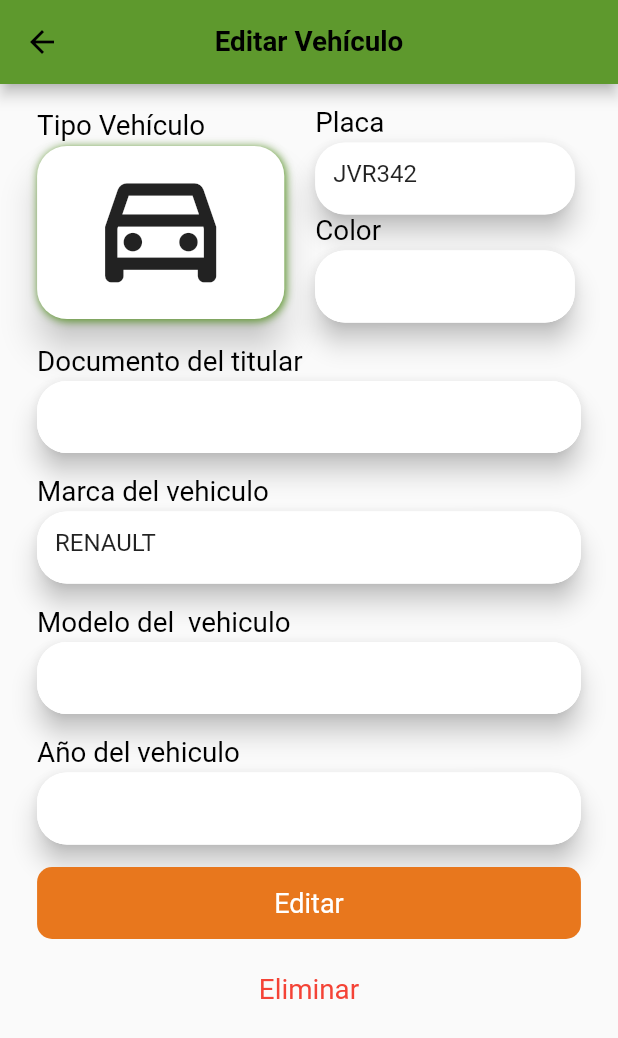
After one commit to paDonde6946/pa_donde_app, a Flutter app: the VehiculoPag screen opened directly, after a tap on "JVR342", on a phone screen of 412 x 824 dp. The commit adds this screen. Shown: the top 1038 px of the screen. Run offline on Flutter 3.47's test engine with Material 2 defaults, Android fonts, the phone set to English and light mode, and no system bars; our stand-ins replace animate_do, bloc, curved_navigation_bar, dio, flutter_bloc, flutter_secure_storage and 4 more; missing offline and left inert: custom_navigator, polyline_do; accounts and stored records are empty; network calls fail.

Commit message:
Avance editar vehiculos y editar perfil

```diff
--- a/lib/routes/routes.dart
+++ b/lib/routes/routes.dart
@@ -3,6 +3,7 @@ import 'package:pa_donde_app/ui/pages/acceso_gps_pag.dart';
 import 'package:pa_donde_app/ui/pages/agregar_vehiculo_pag.dart';
 import 'package:pa_donde_app/ui/pages/cargando_gps_pag.dart';
 import 'package:pa_donde_app/ui/pages/editar_perfil_pag.dart';
+import 'package:pa_donde_app/ui/pages/editar_vehiculo_pag.dart';
 
 //------------------IMPORTACIONES LOCALES------------------------------
 import 'package:pa_donde_app/ui/pages/inicio_pag.dart';
@@ -23,6 +24,7 @@ Map<String, WidgetBuilder> generarRutas() {
     'ruta': (_) => RutaPag(),
     'accesoGPS': (_) => AccesoGPSPag(),
     'cargandpGPS': (_) => CargandoGPSPag(),
+    'editarVehiculo': (_) => EditarVehiculo(),
   };
 
   return _rutas;
--- a/lib/ui/global_widgets/button/boton_anaranja.dart
+++ b/lib/ui/global_widgets/button/boton_anaranja.dart
@@ -10,7 +10,9 @@ class BtnAnaranja extends StatelessWidget {
   @override
   Widget build(BuildContext context) {
     /// Crear un boton de color anaranjado personalizado
-    return Container(
+    return
+
+    Container(
       decoration: BoxDecoration(
         borderRadius: BorderRadius.circular(10),
         color: Theme.of(context).primaryColorLight,
--- /dev/null
+++ b/lib/ui/global_widgets/forms/editar_vehiculo_form.dart
@@ -0,0 +1,368 @@
+import 'package:flutter/material.dart';
+
+//------------------IMPORTACIONES LOCALES------------------------------
+
+import 'package:pa_donde_app/data/models/vehiculo_modelo.dart';
+
+import 'package:pa_donde_app/ui/global_widgets/button/boton_anaranja.dart';
+import 'package:pa_donde_app/ui/global_widgets/inputs/input_form_redondo.dart'
+    as input_redondo;
+
+import 'package:pa_donde_app/ui/global_widgets/inputs/input_form_elevado.dart'
+    as input_elevado;
+import 'package:pa_donde_app/ui/global_widgets/text/formulario_texto.dart';
+
+import 'package:pa_donde_app/ui/utils/validaciones_generales.dart'
+    as validaciones_generales;
+//---------------------------------------------------------------------
+
+class FormEditarVehiulo extends StatefulWidget {
+
+  Vehiculo? _vehiculo;
+  FormEditarVehiulo({Key? key,@required Vehiculo? vehiculo}) {_vehiculo = vehiculo;}
+
+  @override
+  State<FormEditarVehiulo> createState() => _FormEditarVehiuloState(_vehiculo!); //
+}
+
+class _FormEditarVehiuloState extends State<FormEditarVehiulo> {
+  Vehiculo? _vehiculo;
+  final keyForm = GlobalKey<FormState>();
+  final keySnackbar = GlobalKey<ScaffoldState>();
+  String conContrasenia = "";
+
+  // CONTROLADORES DE CADA INPUT
+  TextEditingController inputControllerPlaca = TextEditingController();
+  TextEditingController inputControllerColor = TextEditingController();
+  TextEditingController inputControllerDocTitular = TextEditingController();
+  TextEditingController inputControllerMarca = TextEditingController();
+  TextEditingController inputControllerModelo = TextEditingController();
+  TextEditingController inputControllerAnio = TextEditingController();
+
+  final styleInput = const TextStyle(height: 0.4);
+  bool color = false;
+
+    _FormEditarVehiuloState(Vehiculo vehiculo){
+    _vehiculo = vehiculo;
+  }
+
+  // print(_vehiculo.placa);
+  @override
+  Widget build(BuildContext context) {
+    final size = MediaQuery.of(context).size;
+
+    // Espacio entre cada input
+    const tamanioSeparador = 15.0;
+    // Formulario del registro del usuario
+    return Form(
+      key: keyForm,
+      child: Container(
+        padding: EdgeInsets.symmetric(horizontal: size.width * 0.06),
+        child: Column(
+          children: [
+            const SizedBox(height: tamanioSeparador),
+            _tipoPlacaColor(),
+            const SizedBox(height: tamanioSeparador),
+            _nombreLabel(_generalMaterial(_crearDocumentoTitular(_vehiculo!)),
+                'Documento del titular'),
+            const SizedBox(height: tamanioSeparador),
+            _nombreLabel(_generalMaterial(_crearMarca(_vehiculo!)), "Marca del vehiculo"),
+            const SizedBox(height: tamanioSeparador),
+            _nombreLabel(
+                _generalMaterial(_crearModelo(_vehiculo!)), "Modelo del  vehiculo"),
+            const SizedBox(height: tamanioSeparador),
+            _nombreLabel(_generalMaterial(_crearAnio(_vehiculo!)), "Año del vehiculo"),
+            const SizedBox(height: tamanioSeparador),
+            SizedBox(width: size.width * 1, child: _crearBotonEditar(_vehiculo!)),
+            // const SizedBox(height: tamanioSeparador),
+            SizedBox(
+                width: size.width * 1, child: _crearBotonEliminar(_vehiculo!)),
+          ],
+        ),
+      ),
+    );
+  }
+
+  /// Método auxiliar que  ayuda a validar todos los campos del registro
+  void _validarFormulario(Vehiculo vehiculo) async {
+    // Verfica que todos los campos del formulario esten completos
+    // if (!keyForm.currentState!.validate()) {
+    //   customShapeSnackBar(
+    //       context: context,
+    //       titulo: "Recuerda que todos los campos son obligatorios");
+    //   return;
+    // }
+    // Verifica que las contraseñas coincidan
+    // if (inputControllerContrasenia.text != inputControllerConContrasenia.text) {
+    //   customShapeSnackBar(
+    //       context: context, titulo: 'Las contraseñas no coinciden');
+    //   return;
+    // }
+
+    // if (!validaciones_generales
+    //     .validarEmailDominio(inputControllerCorreo.text.trim())) {
+    //   customShapeSnackBar(
+    //       context: context,
+    //       titulo: "Solo se permiten correos de la universidad");
+    //   return;
+    // }
+
+    // mostrarShowDialogCargando(context: context, titulo: 'REGISTRANDOTE');
+    // await Future.delayed(const Duration(seconds: 1));
+    // Navigator.pop(context);
+
+    // UsuarioServicio usuarioServicio = UsuarioServicio();
+    // AutenticacionServicio autenticacionServicio = AutenticacionServicio();
+    // final Usuario? response =
+    //     await usuarioServicio.crearUsuarioServicio(usuario);
+    // // Si todo esta bien redirige a la siguiente página
+    // keyForm.currentState!.save();
+
+    // mostrarShowDialogCargando(context: context, titulo: 'REGISTRO EXITO');
+    // await Future.delayed(const Duration(seconds: 1));
+    // Navigator.pop(context);
+    // autenticacionServicio.usuarioServiciosActual = response!;
+    // Navigator.pushReplacementNamed(context, 'inicio');
+  }
+
+  /*____________________________________________________________*/
+  // CREACIÓN DE LOS CAMPOS DEL FORMULARIO
+  /*____________________________________________________________*/
+
+  Widget _tipoPlacaColor() {
+    final size = MediaQuery.of(context).size;
+    return Row(
+      children: [
+        Container(
+            width: size.width * 0.45,
+            child: _nombreLabel(_crearTipoVehiculo(), 'Tipo Vehículo')),
+        Column(
+          children: [
+            Container(
+                width: size.width * 0.42,
+                child: _nombreLabel(
+                    _generalMaterial(_crearPlaca(_vehiculo!)), 'Placa')),
+            Container(
+                width: size.width * 0.42,
+                child: _nombreLabel(
+                    _generalMaterial(_crearColor(_vehiculo!)), 'Color')),
+          ],
+        ),
+      ],
+    );
+  }
+
+  Widget _crearTipoVehiculo() {
+    const double redondo = 20;
+    return Row(
+      children: [
+        GestureDetector(
+            onTap: () {
+              color = false;
+              setState(() {});
+            },
+            child: _cardVehiculo(redondo)),
+        const SizedBox(width: 20),
+        // GestureDetector(
+        //     onTap: () {
+        //       color = true;
+        //       setState(() {});
+        //     },
+        //     child: _cardMoto(redondo)),
+      ],
+    );
+  }
+
+  Widget _cardVehiculo(double redondo) {
+    final size = MediaQuery.of(context).size;
+
+    return Material(
+      elevation: 10,
+      borderRadius: BorderRadius.all(Radius.circular(redondo)),
+      child: Container(
+        child: Icon(Icons.drive_eta_outlined, size: size.width * 0.24),
+        height: size.height * 0.14,
+        width: size.width * 0.4,
+        decoration: BoxDecoration(
+            boxShadow: [
+              BoxShadow(
+                color: !color
+                    ? Theme.of(context).primaryColor
+                    : Colors.transparent,
+                offset: const Offset(1.0, 1.0), //(x,y)
+                blurRadius: 4.0,
+              ),
+            ],
+            color: Colors.white,
+            borderRadius: BorderRadius.all(Radius.circular(redondo))),
+      ),
+    );
+  }
+
+  // Widget _cardMoto(double redondo) {
+  //   final size = MediaQuery.of(context).size;
+
+  //   return Material(
+  //     elevation: 10,
+  //     borderRadius: BorderRadius.all(Radius.circular(redondo)),
+  //     child: Container(
+  //       child: Icon(Icons.motorcycle_rounded, size: size.width * 0.24),
+  //       height: size.height * 0.13,
+  //       width: size.width * 0.4,
+  //       decoration: BoxDecoration(
+  //           boxShadow: [
+  //             BoxShadow(
+  //               color:
+  //                   color ? Theme.of(context).primaryColor : Colors.transparent,
+  //               offset: const Offset(1.0, 1.0), //(x,y)
+  //               blurRadius: 9.0,
+  //             ),
+  //           ],
+  //           color: Colors.white,
+  //           borderRadius: BorderRadius.all(Radius.circular(redondo))),
+  //     ),
+  //   );
+  // }
+
+  Widget _generalMaterial(Widget widget) {
+    return Material(
+      elevation: 7,
+      borderRadius: const BorderRadius.all(Radius.circular(20)),
+      child: widget,
+    );
+  }
+
+  Widget _nombreLabel(Widget widget, String texto) {
+    return Column(
+      crossAxisAlignment: CrossAxisAlignment.start,
+      children: [
+        textoRegular(texto: texto, context: context),
+        const SizedBox(height: 2),
+        widget
+      ],
+    );
+  }
+
+  ///  Input - Campo de la Placa del Vehiculo
+  Widget _crearPlaca(Vehiculo vehiculo) {
+    print(vehiculo.tipoVehiculo);
+    return TextFormField(
+      initialValue: vehiculo.placa,
+      style: styleInput,
+      decoration:
+          input_elevado.inputDecorationElevado('', '', context, Colors.white),
+      onSaved: (value) => vehiculo.placa = value,
+      onChanged: (value) => vehiculo.placa = value,
+      validator: (value) =>
+          (value!.isEmpty) ? 'Es Obligatorio este campo' : null,
+    );
+  }
+
+  ///  Input - Campo del color del vehiculo
+  Widget _crearColor(Vehiculo vehiculo) {
+    return TextFormField(
+      initialValue: vehiculo.color,
+      style: styleInput,
+      decoration:
+          input_redondo.inputDecorationRedondo('', '', context, Colors.white),
+      onSaved: (value) => vehiculo.color = value,
+      onChanged: (value) => vehiculo.color = value,
+      validator: (value) =>
+          (value!.isEmpty) ? 'Es Obligatorio este campo' : null,
+    );
+  }
+
+  /// Input - Campo número de cedula del titular del vehiculo
+  Widget _crearDocumentoTitular(Vehiculo vehiculo) {
+    return TextFormField(
+      initialValue: vehiculo.documentoTitular,
+      style: styleInput,
+      onSaved: (value) => vehiculo.documentoTitular = int.parse(value!),
+      onChanged: (value) => vehiculo.documentoTitular = int.parse(value),
+      keyboardType: TextInputType.number,
+      decoration:
+          input_redondo.inputDecorationRedondo('', '', context, Colors.white),
+      validator: (value) => (validaciones_generales.isNumber(value!))
+          ? null
+          : 'Solo se perminten números',
+    );
+  }
+
+  /// Input - Campo de la marca del vehiculo
+  Widget _crearMarca(Vehiculo vehiculo) {
+    return TextFormField(
+      initialValue: vehiculo.marca,
+      style: styleInput,
+      keyboardType: TextInputType.text,
+      decoration:
+          input_redondo.inputDecorationRedondo('', '', context, Colors.white),
+      onSaved: (value) => vehiculo.marca = value,
+      onChanged: (value) => vehiculo.marca = value,
+      validator: (value) => (validaciones_generales.validarEmail(value) ||
+              !validaciones_generales.validarEmailDominio(value))
+          ? 'El correo ingresado no es valido'
+          : null,
+    );
+  }
+
+  /// Input - Campo del modelo del vehiculo
+  Widget _crearModelo(Vehiculo vehiculo) {
+    return TextFormField(
+      initialValue: vehiculo.modelo,
+      style: styleInput,
+      scrollPadding: const EdgeInsets.all(1),
+      obscureText: true,
+      onSaved: (value) => vehiculo.modelo = value,
+      onChanged: (value) => vehiculo.modelo = value,
+      decoration:
+          input_redondo.inputDecorationRedondo('', '', context, Colors.white),
+      validator: (value) =>
+          (value!.isEmpty) ? 'El correo ingresado no es valido' : null,
+    );
+  }
+
+  /// Input - Campo del año del vehiculo
+  Widget _crearAnio(Vehiculo vehiculo) {
+    return TextFormField(
+      initialValue: vehiculo.anio,
+      style: styleInput,
+      scrollPadding: const EdgeInsets.all(1),
+      obscureText: true,
+      onChanged: (value) => conContrasenia = value,
+      decoration:
+          input_redondo.inputDecorationRedondo('', '', context, Colors.white),
+      validator: (value) => (value!.isEmpty) ? 'El digito no es valido' : null,
+    );
+  }
+
+  ///_____________________________________________________________________
+
+  // Se crea el boton registro que es el encargado de validar la información y redirigir a la siguiente página
+  Widget _crearBotonEditar(Vehiculo vehiculo) {
+    final size = MediaQuery.of(context).size;
+    return Container(
+      child: BtnAnaranja(
+          function: () => _validarFormulario(vehiculo), titulo: 'Editar'),
+    );
+  }
+
+  Widget _crearBotonEliminar(Vehiculo vehiculo) {
+    final size = MediaQuery.of(context).size;
+    return Container(
+      decoration: BoxDecoration(
+        borderRadius: BorderRadius.circular(10),
+        color: Colors.transparent,
+      ),
+      width: 150,
+      // margin: const EdgeInsets.only(bottom: 10),
+      child: IconButton(
+        icon: Text(
+          'Eliminar',
+          style: TextStyle(fontSize: size.width * 0.045, color: Colors.red),
+        ),
+        color: Colors.black87,
+        onPressed: () {},
+      ),
+    );
+  }
+}
--- a/lib/ui/global_widgets/widgets/card_vehiculo_widget.dart
+++ b/lib/ui/global_widgets/widgets/card_vehiculo_widget.dart
@@ -2,6 +2,9 @@ import 'package:flutter/material.dart';
 
 //------------------IMPORTACIONES LOCALES------------------------------
 import 'package:pa_donde_app/ui/global_widgets/widgets/card_background_widget.dart';
+import 'package:pa_donde_app/ui/helpers/helpers.dart';
+import 'package:pa_donde_app/ui/pages/agregar_vehiculo_pag.dart';
+import 'package:pa_donde_app/ui/pages/editar_vehiculo_pag.dart';
 //---------------------------------------------------------------------
 
 class CardVehiculo extends StatelessWidget {
@@ -46,6 +49,7 @@ class CardVehiculo extends StatelessWidget {
                     color: color, fontSize: 16, fontWeight: FontWeight.bold),
               )
             ],
-        ));
+          ),
+    );
   }
 }
--- /dev/null
+++ b/lib/ui/pages/editar_vehiculo_pag.dart
@@ -0,0 +1,55 @@
+import 'package:flutter/material.dart';
+import 'package:pa_donde_app/data/models/vehiculo_modelo.dart';
+import 'package:pa_donde_app/ui/global_widgets/forms/editar_vehiculo_form.dart';
+
+class EditarVehiculo extends StatelessWidget {
+  final Vehiculo? vehiculo;
+  EditarVehiculo({@required vehiculo}):vehiculo = vehiculo;
+  @override
+  Widget build(BuildContext context) {
+    return Scaffold(
+      appBar: appBar(context),
+      body: SafeArea(
+        child: ListView(
+          children: [FormEditarVehiulo(vehiculo: vehiculo,)],
+        ),
+      ),
+    );
+  }
+
+  /// Encabezado de la pagina de registro del usuario (AppBar Modificado)
+  // Widget _crearAppBar() {
+  //   final size = MediaQuery.of(context).size;
+  //   return Container(
+  //     height: 80,
+  //     color: Theme.of(context).primaryColor,
+  //     child: Row(
+  //       mainAxisAlignment: MainAxisAlignment.center,
+  //       children: [
+  //         Icon(
+  //           Icons.directions_bike,
+  //           size: size.width * 0.2,
+  //         ),
+  //         Text(
+  //           "Editar Vehículo",
+  //           style: TextStyle(fontSize: size.width * 0.045),
+  //         ),
+  //       ],
+  //     ),
+  //   );
+  // }
+
+  /// Encabezado de la pagina
+  PreferredSizeWidget appBar(BuildContext context) {
+    final size = MediaQuery.of(context).size;
+    return AppBar(
+        centerTitle: true,
+        foregroundColor: Colors.black,
+        backgroundColor: Theme.of(context).primaryColor,
+        title: Text(
+          "Editar Vehículo",
+          style: TextStyle(
+              fontSize: size.width * 0.045, fontWeight: FontWeight.bold),
+        ));
+  }
+}
--- a/lib/ui/pages/perfil_pag.dart
+++ b/lib/ui/pages/perfil_pag.dart
@@ -95,11 +95,11 @@ class _PerfilPagState extends State<PerfilPag> {
       children: [
         IconButton(
             onPressed: () {},
-            icon: Icon(Icons.arrow_back, size: size.width * 0.06)),
+            icon: Icon(null, size: null)),
         Text(
-          "PERFIL",
+          "Perfil",
           style: TextStyle(
-              color: Colors.white,
+              color: Colors.black,
               fontSize: size.width * 0.08,
               fontWeight: FontWeight.w600),
         ),
--- a/lib/ui/pages/vehiculo_pag.dart
+++ b/lib/ui/pages/vehiculo_pag.dart
@@ -8,6 +8,7 @@ import 'package:pa_donde_app/ui/global_widgets/widgets/card_vehiculo_widget.dart
 import 'package:pa_donde_app/ui/helpers/helpers.dart';
 import 'package:pa_donde_app/ui/pages/agregar_vehiculo_pag.dart';
 import 'package:pa_donde_app/ui/pages/cargando_gps_pag.dart';
+import 'package:pa_donde_app/ui/pages/editar_vehiculo_pag.dart';
 //---------------------------------------------------------------------
 
 class VehiculoPag extends StatefulWidget {
@@ -44,7 +45,7 @@ class _VehiculoPagState extends State<VehiculoPag> {
                       navegarMapaFadeIn(context, const AgregarVehiculo()));
                 });
               },
-              titulo: "AGREGAR VEHICULO",
+              titulo: "Agregar Vehículo",
             ),
           )
         ]),
@@ -80,12 +81,21 @@ class _VehiculoPagState extends State<VehiculoPag> {
     List<Widget> arreglo2 = [];
 
     for (int i = 0; i < vehiculos.length; i++) {
-      arreglo2.add(CardVehiculo(
-          icon: Icons.motorcycle_rounded,
-          color: Colors.black,
-          placa: vehiculos[i].placa,
-          marca: vehiculos[i].marca,
-          validar: true));
+      arreglo2.add(GestureDetector(
+              onTap: () {
+
+        Navigator.of(context)
+            .push(navegarMapaFadeIn(context, EditarVehiculo(vehiculo: vehiculos[i],)));
+
+        // Navigator.pushNamed(context, 'editarVehiculo', arguments: vehiculos[i]);
+      },
+        child: CardVehiculo(
+            icon: Icons.motorcycle_rounded,
+            color: Colors.black,
+            placa: vehiculos[i].placa,
+            marca: vehiculos[i].marca,
+            validar: true),
+      ));
       count++;
       if (count == 2) {
         arreglo.add(TableRow(children: arreglo2));
```
Also changed, not shown: lib/ui/global_widgets/forms/editar_perfil_form.dart (+51 -19 lines), lib/ui/pages/editar_perfil_pag.dart (+24 -2 lines). Lines whose indentation alone changed are shown as unchanged.
